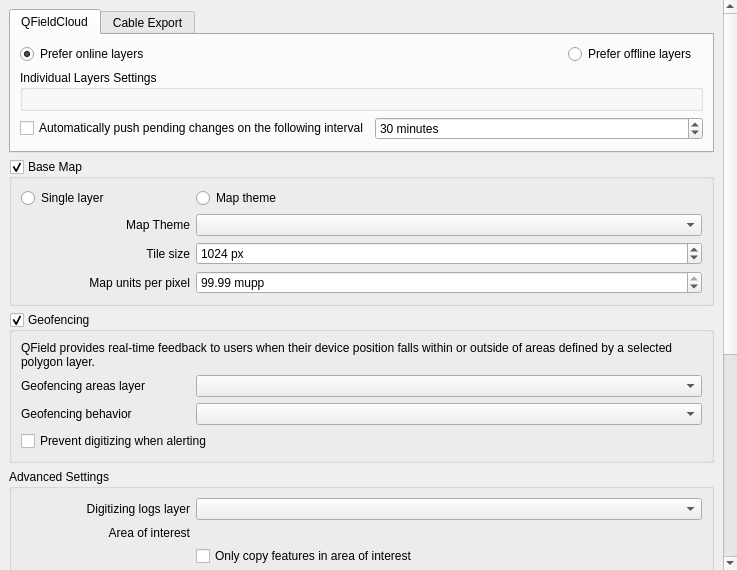
Qt form portable_profile/profiles/portable/python/plugins/qfieldsync/ui/project_configuration_widget.ui (yamamoto-ryuzo/yr-qgis-launcher) before a commit.
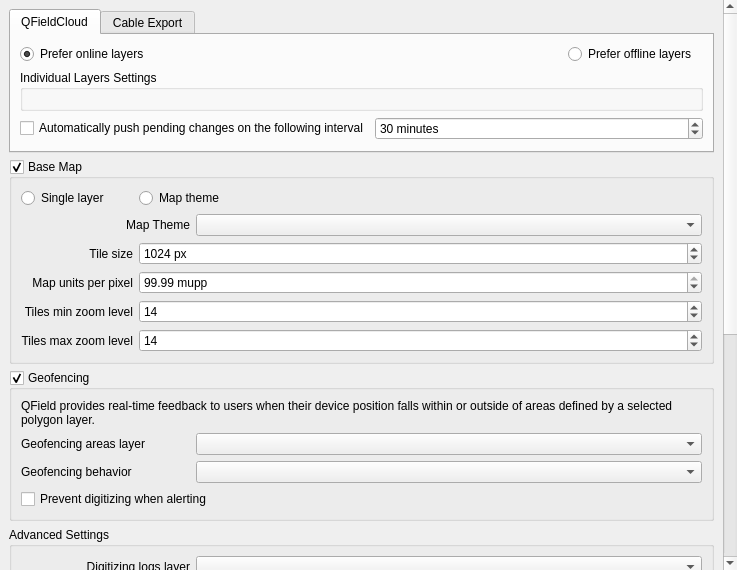
The same form after that commit. Custom widgets are drawn as their Qt base class.

Patch:
```diff
--- a/portable_profile/profiles/portable/python/plugins/qfieldsync/ui/project_configuration_widget.ui
+++ b/portable_profile/profiles/portable/python/plugins/qfieldsync/ui/project_configuration_widget.ui
@@ -142,7 +142,7 @@
                 <bool>true</bool>
                </property>
                <property name="clearValue">
-                <number>30</number>
+                <bool>true</bool>
                </property>
               </widget>
              </item>
@@ -185,17 +185,65 @@
          <property name="saveCheckedState">
           <bool>true</bool>
          </property>
-         <layout class="QGridLayout" name="gridLayout" columnstretch="1,3">
-          <item row="3" column="0">
-           <widget class="QLabel" name="mapUnitsPerPixelLabel">
+         <layout class="QGridLayout" name="gridLayout">
+          <item row="0" column="1">
+           <widget class="QRadioButton" name="mapThemeRadioButton">
             <property name="text">
-             <string>Map units per pixel</string>
+             <string>Map theme</string>
+            </property>
+            <attribute name="buttonGroup">
+             <string notr="true">buttonGroup</string>
+            </attribute>
+           </widget>
+          </item>
+          <item row="6" column="1">
+           <widget class="QgsSpinBox" name="baseMapTilesMaxZoomLevelSpinBox">
+            <property name="sizePolicy">
+             <sizepolicy hsizetype="Expanding" vsizetype="Fixed">
+              <horstretch>0</horstretch>
+              <verstretch>0</verstretch>
+             </sizepolicy>
+            </property>
+            <property name="toolTip">
+             <string>This determines the maximum zoom level of the basemap tiles (mbtiles format), generated during cable export.</string>
+            </property>
+            <property name="maximum">
+             <number>20</number>
+            </property>
+            <property name="value">
+             <number>14</number>
+            </property>
+           </widget>
+          </item>
+          <item row="2" column="0">
+           <widget class="QLabel" name="tileSizeLabel">
+            <property name="text">
+             <string>Tile size</string>
             </property>
             <property name="alignment">
              <set>Qt::AlignRight|Qt::AlignTrailing|Qt::AlignVCenter</set>
             </property>
            </widget>
           </item>
+          <item row="4" column="1">
+           <widget class="QgsSpinBox" name="baseMapTilesMinZoomLevelSpinBox">
+            <property name="sizePolicy">
+             <sizepolicy hsizetype="Expanding" vsizetype="Fixed">
+              <horstretch>0</horstretch>
+              <verstretch>0</verstretch>
+             </sizepolicy>
+            </property>
+            <property name="toolTip">
+             <string>This determines the minimum zoom level of the basemap tiles (mbtiles format), generated during cable export.</string>
+            </property>
+            <property name="maximum">
+             <number>20</number>
+            </property>
+            <property name="value">
+             <number>14</number>
+            </property>
+           </widget>
+          </item>
           <item row="0" column="0">
            <widget class="QRadioButton" name="singleLayerRadioButton">
             <property name="text">
@@ -206,6 +254,25 @@
             </attribute>
            </widget>
           </item>
+          <item row="3" column="1">
+           <widget class="QgsDoubleSpinBox" name="mapUnitsPerPixel">
+            <property name="sizePolicy">
+             <sizepolicy hsizetype="Expanding" vsizetype="Fixed">
+              <horstretch>0</horstretch>
+              <verstretch>0</verstretch>
+             </sizepolicy>
+            </property>
+            <property name="toolTip">
+             <string>This determines the spatial resolution of the resulting map image. It depends on the CRS of the map canvas. For map units in [m], a value of 1 means each pixel covers an area of 1x1 m, a value of 1000 means 1 pixel per square kilometer.</string>
+            </property>
+            <property name="suffix">
+             <string> mupp</string>
+            </property>
+            <property name="value">
+             <double>99.989999999999995</double>
+            </property>
+           </widget>
+          </item>
           <item row="1" column="0" colspan="2">
            <widget class="QStackedWidget" name="baseMapTypeStack">
             <property name="sizePolicy">
@@ -238,7 +305,7 @@
                <number>0</number>
               </property>
               <item row="0" column="0">
-               <widget class="QLabel" name="label">
+               <widget class="QLabel" name="baseMapMapThemeLabel">
                 <property name="text">
                  <string>Map Theme</string>
                 </property>
@@ -273,7 +340,7 @@
                <number>0</number>
               </property>
               <item row="0" column="0">
-               <widget class="QLabel" name="label_2">
+               <widget class="QLabel" name="baseMapLayerLabel">
                 <property name="text">
                  <string>Layer</string>
                 </property>
@@ -289,6 +356,16 @@
             </widget>
            </widget>
           </item>
+          <item row="4" column="0">
+           <widget class="QLabel" name="baseMapTilesMinZoomLevelLabel">
+            <property name="text">
+             <string>Tiles min zoom level</string>
+            </property>
+            <property name="alignment">
+             <set>Qt::AlignRight|Qt::AlignTrailing|Qt::AlignVCenter</set>
+            </property>
+           </widget>
+          </item>
           <item row="2" column="1">
            <widget class="QgsSpinBox" name="tileSize">
             <property name="sizePolicy">
@@ -314,39 +391,20 @@
             </property>
            </widget>
           </item>
-          <item row="3" column="1">
-           <widget class="QgsDoubleSpinBox" name="mapUnitsPerPixel">
-            <property name="sizePolicy">
-             <sizepolicy hsizetype="Expanding" vsizetype="Fixed">
-              <horstretch>0</horstretch>
-              <verstretch>0</verstretch>
-             </sizepolicy>
+          <item row="3" column="0">
+           <widget class="QLabel" name="mapUnitsPerPixelLabel">
+            <property name="text">
+             <string>Map units per pixel</string>
             </property>
-            <property name="toolTip">
-             <string>This determines the spatial resolution of the resulting map image. It depends on the CRS of the map canvas. For map units in [m], a value of 1 means each pixel covers an area of 1x1 m, a value of 1000 means 1 pixel per square kilometer.</string>
+            <property name="alignment">
+             <set>Qt::AlignRight|Qt::AlignTrailing|Qt::AlignVCenter</set>
             </property>
-            <property name="suffix">
-             <string> mupp</string>
-            </property>
-            <property name="value">
-             <double>99.989999999999995</double>
-            </property>
            </widget>
           </item>
-          <item row="0" column="1">
-           <widget class="QRadioButton" name="mapThemeRadioButton">
+          <item row="6" column="0">
+           <widget class="QLabel" name="baseMapTilesMaxZoomLevelLabel">
             <property name="text">
-             <string>Map theme</string>
-            </property>
-            <attribute name="buttonGroup">
-             <string notr="true">buttonGroup</string>
-            </attribute>
-           </widget>
-          </item>
-          <item row="2" column="0">
-           <widget class="QLabel" name="tileSizeLabel">
-            <property name="text">
-             <string>Tile size</string>
+             <string>Tiles max zoom level</string>
             </property>
             <property name="alignment">
              <set>Qt::AlignRight|Qt::AlignTrailing|Qt::AlignVCenter</set>
```
Left out of the diff: 26 changed lines with no effect on the pictures.
